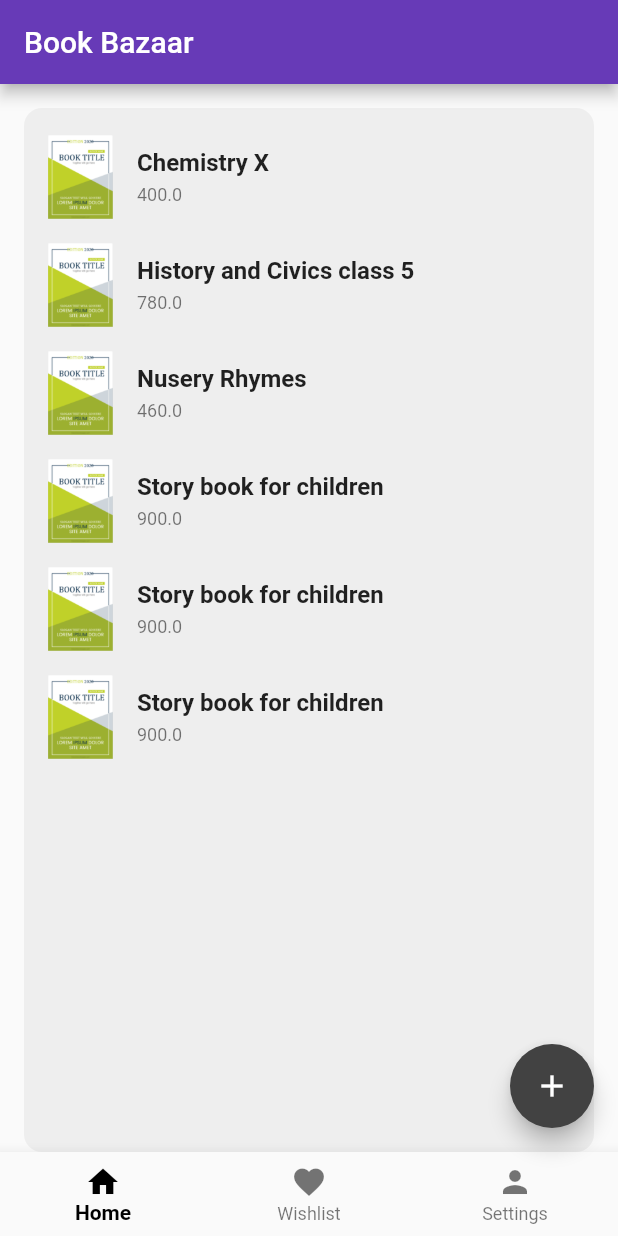
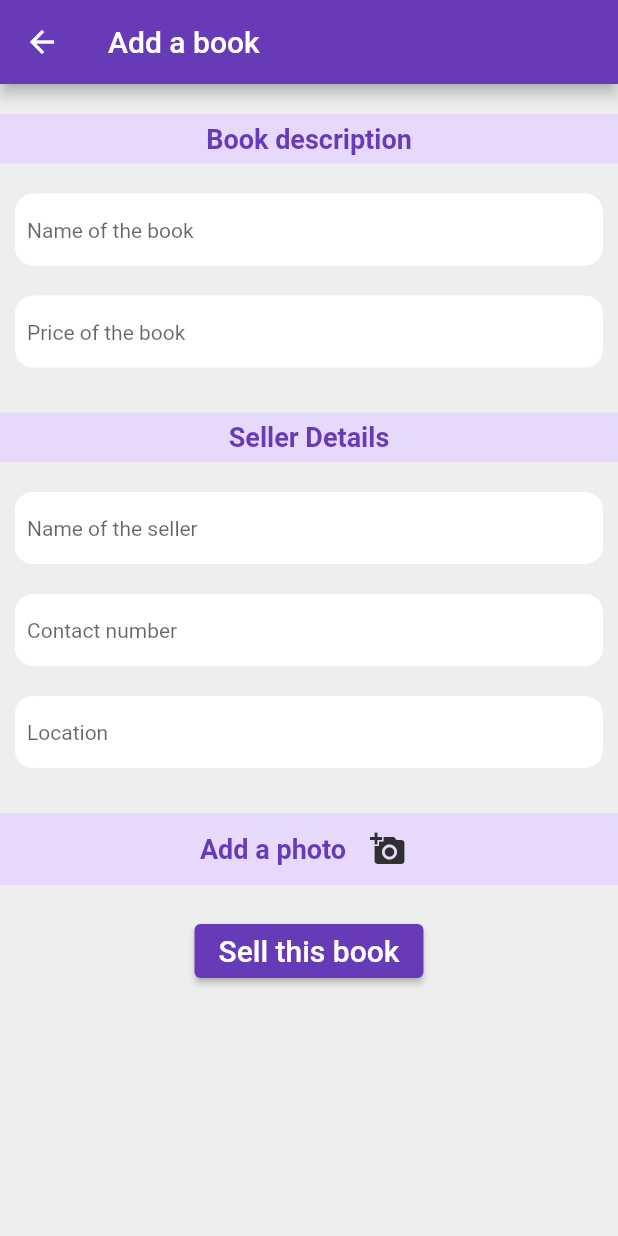
Before and after one commit to shrutikahilale/Book-Bazaar-App, a Flutter app: the screen it shows after launch, after a tap on the "add" icon, on a phone screen of 412 x 824 dp. Run offline on Flutter 3.47's test engine with Material 2 defaults, Android fonts, the phone set to English and light mode, and no system bars.

Commit message:
updated files and connected firebase

```diff
--- a/lib/home.dart
+++ b/lib/home.dart
@@ -11,15 +11,15 @@ class MyHomePage extends StatefulWidget {
 
 class _MyHomePageState extends State<MyHomePage> {
   List<BottomNavigationBarItem> items = [
-    BottomNavigationBarItem(
+    const BottomNavigationBarItem(
       icon: Icon(Icons.home),
       label: 'Home',
     ),
-    BottomNavigationBarItem(
+    const BottomNavigationBarItem(
       icon: Icon(Icons.favorite),
       label: 'Wishlist',
     ),
-    BottomNavigationBarItem(
+    const BottomNavigationBarItem(
       icon: Icon(Icons.person),
       label: 'Settings',
     ),
@@ -43,11 +43,13 @@ class _MyHomePageState extends State<MyHomePage> {
           child: buildBookList(),
         ),
         floatingActionButton: FloatingActionButton(
-          onPressed: () {},
-          child: Icon(
-            Icons.add,
-          ),
+          onPressed: () {
+            setState(() {
+              _navigateAndDisplaySelection(context);
+            });
+          },
           backgroundColor: Colors.grey[800],
+          child: const Icon(Icons.add),
         ),
         bottomNavigationBar: BottomNavigationBar(
           items: items,
@@ -60,6 +62,19 @@ class _MyHomePageState extends State<MyHomePage> {
     );
   }
 
+  Future<void> _navigateAndDisplaySelection(BuildContext context) async {
+    final result = await Navigator.pushNamed(context, '/addbook') as Map;
+
+  // basically add in the database
+    await BookList().addBook(
+      result['title'],
+      double.parse(result['price']),
+      result['sellername'],
+      result['location'],
+      result['contact'],
+    );
+  }
+
   Widget buildBookList() {
     return BookList();
   }
--- /dev/null
+++ b/lib/layouts/addbook.dart
@@ -0,0 +1,236 @@
+import 'package:flutter/material.dart';
+
+class AddBook extends StatefulWidget {
+  @override
+  State<AddBook> createState() => _AddBookState();
+}
+
+class _AddBookState extends State<AddBook> {
+  // texteditingcontrollers for textfields
+  final titletec = TextEditingController();
+  final pricetec = TextEditingController();
+  final sellernametec = TextEditingController();
+  final contacttec = TextEditingController();
+  final locationtec = TextEditingController();
+
+  @override
+  Widget build(BuildContext context) {
+    return Scaffold(
+        appBar: AppBar(
+          title: const Text('Add a book'),
+          backgroundColor: Colors.deepPurple,
+        ),
+        backgroundColor: Colors.grey[200],
+        body: SingleChildScrollView(
+          child: Column(
+            children: [
+              const SizedBox(height: 10),
+              Container(
+                alignment: Alignment.center,
+                margin: const EdgeInsets.symmetric(vertical: 10),
+                width: double.infinity,
+                decoration: const BoxDecoration(
+                  color: Color.fromARGB(255, 230, 217, 252),
+                ),
+                child: const Padding(
+                  padding: EdgeInsets.all(6.0),
+                  child: Text(
+                    'Book description',
+                    style: TextStyle(
+                      fontSize: 18.0,
+                      fontWeight: FontWeight.bold,
+                      color: Colors.deepPurple,
+                    ),
+                  ),
+                ),
+              ),
+              Padding(
+                padding: const EdgeInsets.all(10.0),
+                child: Container(
+                  decoration: BoxDecoration(
+                    color: Colors.white,
+                    borderRadius: BorderRadius.circular(12),
+                  ),
+                  child: Padding(
+                    padding: const EdgeInsets.symmetric(horizontal: 8),
+                    child: TextField(
+                      controller: titletec,
+                      decoration: const InputDecoration(
+                        border: InputBorder.none,
+                        hintText: 'Name of the book',
+                        hintStyle: TextStyle(fontSize: 14),
+                      ),
+                    ),
+                  ),
+                ),
+              ),
+              Padding(
+                padding: const EdgeInsets.all(10.0),
+                child: Container(
+                  decoration: BoxDecoration(
+                    color: Colors.white,
+                    borderRadius: BorderRadius.circular(12),
+                  ),
+                  child: Padding(
+                    padding: const EdgeInsets.symmetric(horizontal: 8),
+                    child: TextField(
+                      controller: pricetec,
+                      decoration: const InputDecoration(
+                          border: InputBorder.none,
+                          hintText: 'Price of the book',
+                          hintStyle: TextStyle(fontSize: 14)),
+                    ),
+                  ),
+                ),
+              ),
+              const SizedBox(height: 10),
+              Container(
+                alignment: Alignment.center,
+                margin: const EdgeInsets.symmetric(vertical: 10),
+                width: double.infinity,
+                decoration: const BoxDecoration(
+                  color: Color.fromARGB(255, 230, 217, 252),
+                ),
+                child: const Padding(
+                  padding: EdgeInsets.all(6.0),
+                  child: Text(
+                    'Seller Details',
+                    style: TextStyle(
+                      fontSize: 18.0,
+                      fontWeight: FontWeight.bold,
+                      color: Colors.deepPurple,
+                    ),
+                  ),
+                ),
+              ),
+              Padding(
+                padding: const EdgeInsets.all(10.0),
+                child: Container(
+                  decoration: BoxDecoration(
+                    color: Colors.white,
+                    borderRadius: BorderRadius.circular(12),
+                  ),
+                  child: Padding(
+                    padding: const EdgeInsets.symmetric(horizontal: 8),
+                    child: TextField(
+                      controller: sellernametec,
+                      decoration: const InputDecoration(
+                          border: InputBorder.none,
+                          hintText: 'Name of the seller',
+                          hintStyle: TextStyle(fontSize: 14)),
+                    ),
+                  ),
+                ),
+              ),
+              Padding(
+                padding: const EdgeInsets.all(10.0),
+                child: Container(
+                  decoration: BoxDecoration(
+                    color: Colors.white,
+                    borderRadius: BorderRadius.circular(12),
+                  ),
+                  child: Padding(
+                    padding: const EdgeInsets.symmetric(horizontal: 8),
+                    child: TextField(
+                      controller: contacttec,
+                      decoration: const InputDecoration(
+                          border: InputBorder.none,
+                          hintText: 'Contact number',
+                          hintStyle: TextStyle(fontSize: 14)),
+                    ),
+                  ),
+                ),
+              ),
+              Padding(
+                padding: const EdgeInsets.all(10.0),
+                child: Container(
+                  decoration: BoxDecoration(
+                    color: Colors.white,
+                    borderRadius: BorderRadius.circular(12),
+                  ),
+                  child: Padding(
+                    padding: const EdgeInsets.symmetric(horizontal: 8),
+                    child: TextField(
+                      controller: locationtec,
+                      decoration: const InputDecoration(
+                          border: InputBorder.none,
+                          hintText: 'Location',
+                          hintStyle: TextStyle(fontSize: 14)),
+                    ),
+                  ),
+                ),
+              ),
+              const SizedBox(height: 10),
+              Container(
+                alignment: Alignment.center,
+                margin: const EdgeInsets.symmetric(vertical: 10),
+                decoration: const BoxDecoration(
+                  color: Color.fromARGB(255, 230, 217, 252),
+                ),
+                child: Row(
+                  mainAxisAlignment: MainAxisAlignment.center,
+                  children: [
+                    const Padding(
+                      padding: EdgeInsets.all(4.0),
+                      child: Text(
+                        'Add a photo',
+                        style: TextStyle(
+                          fontSize: 18.0,
+                          fontWeight: FontWeight.bold,
+                          color: Colors.deepPurple,
+                        ),
+                      ),
+                    ),
+                    IconButton(
+                      onPressed: () {},
+                      icon: Icon(
+                        Icons.add_a_photo,
+                        color: Colors.grey[850],
+                      ),
+                    ),
+                  ],
+                ),
+              ),
+              const SizedBox(
+                height: 10,
+              ),
+
+              // Button to add the book
+              ElevatedButton(
+                onPressed: () {
+                  // grab the data from TECs
+                  String title = titletec.text;
+                  String price = pricetec.text;
+                  String sellername = sellernametec.text;
+                  String contact = contacttec.text;
+                  String location = locationtec.text;
+
+                  // send this data to database and it will render it on home page as well
+                  if (title.isNotEmpty &&
+                      price.isNotEmpty &&
+                      sellername.isNotEmpty &&
+                      contact.isNotEmpty) {
+                    Navigator.pop(context, {
+                      'title': title,
+                      'price': price,
+                      'sellername': sellername,
+                      'contact': contact,
+                      'location': location,
+                    });
+                  }
+                },
+                style: ButtonStyle(
+                  backgroundColor:
+                      MaterialStateProperty.all<Color>(Colors.deepPurple),
+                ),
+                child: const Text(
+                  'Sell this book',
+                  style: TextStyle(fontSize: 20),
+                ),
+              ),
+              const SizedBox(height: 30),
+            ],
+          ),
+        ));
+  }
+}
--- a/lib/layouts/booklist.dart
+++ b/lib/layouts/booklist.dart
@@ -3,12 +3,7 @@ import 'package:bookbazaar/models/bookSellerModel.dart';
 import 'package:bookbazaar/models/personModel.dart';
 import 'booklisttile.dart';
 
-class BookList extends StatefulWidget {
-  @override
-  State<BookList> createState() => _BookListState();
-}
-
-class _BookListState extends State<BookList> {
+class BookList extends StatelessWidget {
   List<BookSeller> books = [
     BookSeller(
       'Chemistry X',
@@ -25,22 +20,14 @@ class _BookListState extends State<BookList> {
       460.0,
       Person('UserName3', '2346565676', 'Maharashtra'),
     ),
-    BookSeller(
-      'Story book for children',
-      900.0,
-      Person('UserName4', '9881998383', 'Asssam'),
-    ),
-    BookSeller(
-      'Story book for children',
-      900.0,
-      Person('UserName4', '9881998383', 'Asssam'),
-    ),
-    BookSeller(
-      'Story book for children',
-      900.0,
-      Person('UserName4', '9881998383', 'Asssam'),
-    ),
   ];
+
+  addBook(String booktitle, double price, String sellername, String location,
+      String contact) {
+        // add to database
+    books.add(
+        BookSeller(booktitle, price, Person(sellername, location, contact)));
+  }
 
   @override
   Widget build(BuildContext context) {
--- a/lib/layouts/viewbook.dart
+++ b/lib/layouts/viewbook.dart
@@ -22,11 +22,11 @@ class BookLayout extends StatelessWidget {
       ),
       body: SingleChildScrollView(
         child: Container(
-          padding: EdgeInsets.symmetric(
+          padding: const EdgeInsets.symmetric(
             vertical: 20,
             horizontal: 24,
           ),
-          margin: EdgeInsets.all(20),
+          margin: const EdgeInsets.all(20),
           decoration: BoxDecoration(
             color: Colors.grey[200],
             borderRadius: BorderRadius.circular(12),
@@ -36,27 +36,27 @@ class BookLayout extends StatelessWidget {
             children: [
               Row(
                 children: [
-                  Icon(Icons.person),
-                  SizedBox(width: 10),
+                  const Icon(Icons.person),
+                  const SizedBox(width: 10),
                   // Name of the owner
                   Text(
                     contact.sellerName,
-                    style: TextStyle(
+                    style: const TextStyle(
                       fontSize: 18.0,
                     ),
                   ),
                 ],
               ),
-              SizedBox(height: 20),
+              const SizedBox(height: 20),
 
               // book image
-              Image(
+              const Image(
                 image: AssetImage(
                   'assets/book.png',
                 ),
                 height: 150,
               ),
-              SizedBox(height: 10),
+              const SizedBox(height: 10),
 
               Row(
                 children: [
@@ -70,37 +70,37 @@ class BookLayout extends StatelessWidget {
                   // price
                   Text(
                     price,
-                    style: TextStyle(
+                    style: const TextStyle(
                       fontSize: 16.0,
                     ),
                   ),
                 ],
               ),
-              SizedBox(height: 20),
+              const SizedBox(height: 20),
 
               Row(
                 children: [
-                  Icon(Icons.location_pin),
-                  SizedBox(width: 10),
+                  const Icon(Icons.location_pin),
+                  const SizedBox(width: 10),
                   // location
                   Text(
                     contact.location,
-                    style: TextStyle(
+                    style: const TextStyle(
                       fontSize: 18.0,
                     ),
                   ),
                 ],
               ),
-              SizedBox(height: 20),
+              const SizedBox(height: 20),
 
               Row(
                 children: [
-                  Icon(Icons.phone),
-                  SizedBox(width: 10),
+                  const Icon(Icons.phone),
+                  const SizedBox(width: 10),
                   // contact details
                   Text(
                     contact.contactNumber,
-                    style: TextStyle(
+                    style: const TextStyle(
                       fontSize: 18.0,
                     ),
                   ),
--- a/lib/main.dart
+++ b/lib/main.dart
@@ -2,6 +2,7 @@ import 'package:bookbazaar/layouts/viewbook.dart';
 import 'package:flutter/material.dart';
 
 import 'home.dart';
+import 'layouts/addbook.dart';
 
 void main() {
   runApp(const MyApp());
@@ -20,6 +21,7 @@ class MyApp extends StatelessWidget {
       home: const MyHomePage('Book Bazaar'),
       routes: {
         '/viewbook':(context) => BookLayout(),
+        '/addbook':(context)=> AddBook(),
       },
     );
   }
```
Also changed, not shown: 3 other files.
